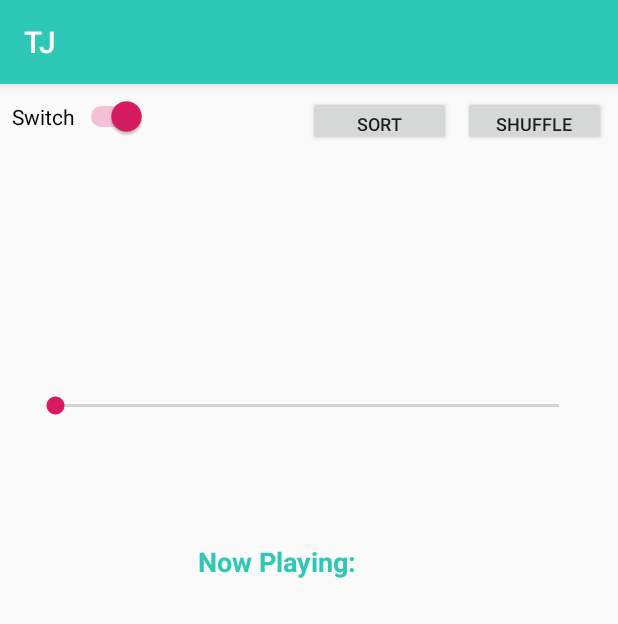
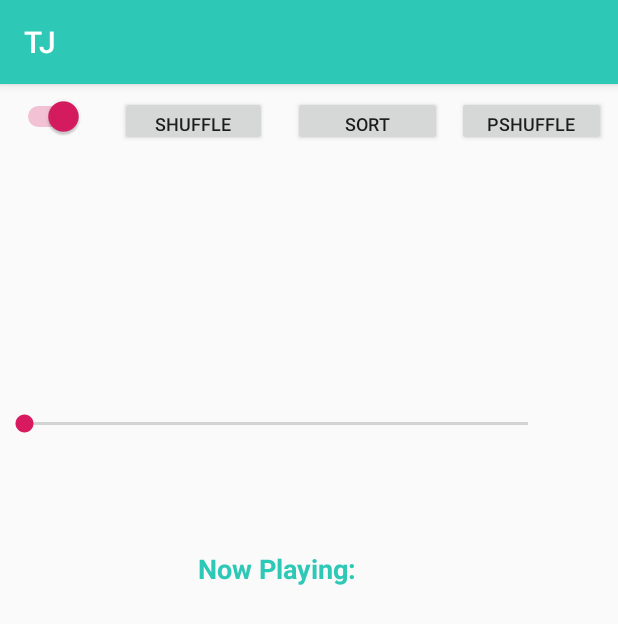
Before and after one commit to woosuk0410/tj, an Android app: the screen it shows after launch (MainActivity), on a phone screen of 412 x 824 dp. Shown: the top 624 px of the screen. Run offline under Robolectric (Android 15) with nearby library versions, the phone set to English and light mode, and no system bars.

Commit message:
UI adjustment
another button for shuffling all
larger now playing area

```diff
--- a/app/src/main/java/com/example/android/tj/Constants.java
+++ b/app/src/main/java/com/example/android/tj/Constants.java
@@ -11,13 +11,15 @@ class Constants {
     static final int SERVICE_CMD_SYNC = 0;
     static final int SERVICE_CMD_PLAY = 1;
     static final int SERVICE_CMD_PAUSE = 2;
-    static final int SERVICE_CMD_SHUFFLE = 3;
+    static final int SERVICE_CMD_PRIORITY_SHUFFLE = 3;
     static final int SERVICE_CMD_SEEK = 4;
     static final int SERVICE_CMD_START = 5; //different from PLAY
     static final int SERVICE_CMD_PLAY_FROM = 6;
     static final int SERVICE_CMD_NEXT = 7;
     static final int SERVICE_CMD_PREVIOUS = 8;
     static final int SERVICE_CMD_SORT = 9;
+    static final int SERVICE_CMD_SHUFFLE = 10;
+
 
     static final String SERVICE_RESULT = "service_result";
     static final String SERVICE_RESULT_STATUS = "service_result_status";
--- a/app/src/main/java/com/example/android/tj/MainActivity.java
+++ b/app/src/main/java/com/example/android/tj/MainActivity.java
@@ -146,6 +146,10 @@ public class MainActivity extends AppCompatActivity {
     }
 
 
+    public void onPriorityShuffle(View view) {
+        sendTJServiceCmd(Constants.SERVICE_CMD_PRIORITY_SHUFFLE);
+    }
+
     public void onShuffle(View view) {
         sendTJServiceCmd(Constants.SERVICE_CMD_SHUFFLE);
     }
--- a/app/src/main/java/com/example/android/tj/TJService.java
+++ b/app/src/main/java/com/example/android/tj/TJService.java
@@ -133,8 +133,12 @@ public class TJService extends Service {
                 case Constants.SERVICE_CMD_SEEK:
                     Nodes.player.seekTo(msg.arg1);
                     break;
+                case Constants.SERVICE_CMD_PRIORITY_SHUFFLE:
+                    nodes.priorityShuffle();
+                    nodes.next();
+                    break;
                 case Constants.SERVICE_CMD_SHUFFLE:
-                    nodes.priorityShuffle();
+                    nodes.shuffle();
                     nodes.next();
                     break;
                 case Constants.SERVICE_CMD_START:
--- a/app/src/main/res/layout/activity_main.xml
+++ b/app/src/main/res/layout/activity_main.xml
@@ -8,13 +8,12 @@
 
     <Switch
         android:id="@+id/switch1"
-        android:layout_width="wrap_content"
-        android:layout_height="wrap_content"
+        android:layout_width="48dp"
+        android:layout_height="27dp"
         android:layout_marginStart="8dp"
         android:layout_marginTop="8dp"
         android:layout_marginEnd="8dp"
         android:onClick="onSwitch"
-        android:text="@string/_switch"
         app:layout_constraintEnd_toEndOf="parent"
         app:layout_constraintHorizontal_bias="0.0"
         app:layout_constraintStart_toStartOf="parent"
@@ -23,7 +22,7 @@
     <ListView
         android:id="@+id/list_files"
         android:layout_width="383dp"
-        android:layout_height="385dp"
+        android:layout_height="352dp"
         android:layout_marginStart="8dp"
         android:layout_marginEnd="8dp"
         android:layout_marginBottom="8dp"
@@ -37,18 +36,18 @@
     <SeekBar
         android:id="@+id/seekBar"
         android:layout_width="368dp"
-        android:layout_height="24dp"
+        android:layout_height="29dp"
         app:layout_constraintBottom_toTopOf="@+id/now_playing"
         app:layout_constraintEnd_toEndOf="parent"
-        app:layout_constraintHorizontal_bias="0.477"
+        app:layout_constraintHorizontal_bias="0.0"
         app:layout_constraintStart_toStartOf="parent"
         app:layout_constraintTop_toTopOf="parent"
-        app:layout_constraintVertical_bias="0.719" />
+        app:layout_constraintVertical_bias="0.753" />
 
     <TextView
         android:id="@+id/now_playing"
         android:layout_width="368dp"
-        android:layout_height="31dp"
+        android:layout_height="59dp"
         android:text="@string/now_playing"
         android:textAlignment="center"
         android:textColor="@color/colorPrimary"
@@ -62,14 +61,32 @@
         app:layout_constraintVertical_bias="0.879" />
 
     <Button
-        android:id="@+id/button3"
-        android:layout_width="95dp"
+        android:id="@+id/button2"
+        android:layout_width="98dp"
         android:layout_height="33dp"
         android:layout_marginStart="8dp"
         android:layout_marginTop="8dp"
         android:layout_marginEnd="8dp"
+        android:layout_marginBottom="8dp"
         android:onClick="onShuffle"
         android:text="@string/shuffle"
+        android:textSize="12sp"
+        app:layout_constraintBottom_toTopOf="@+id/seekBar"
+        app:layout_constraintEnd_toStartOf="@+id/button4"
+        app:layout_constraintHorizontal_bias="0.631"
+        app:layout_constraintStart_toEndOf="@+id/switch1"
+        app:layout_constraintTop_toTopOf="parent"
+        app:layout_constraintVertical_bias="0.0" />
+
+    <Button
+        android:id="@+id/button3"
+        android:layout_width="99dp"
+        android:layout_height="33dp"
+        android:layout_marginStart="8dp"
+        android:layout_marginTop="8dp"
+        android:layout_marginEnd="8dp"
+        android:onClick="onPriorityShuffle"
+        android:text="@string/pshuffle"
         android:textSize="12sp"
         app:layout_constraintBottom_toTopOf="@+id/seekBar"
         app:layout_constraintEnd_toEndOf="parent"
@@ -80,7 +97,7 @@
 
     <Button
         android:id="@+id/button4"
-        android:layout_width="95dp"
+        android:layout_width="99dp"
         android:layout_height="33dp"
         android:layout_marginStart="8dp"
         android:layout_marginTop="8dp"
@@ -91,7 +108,7 @@
         android:textSize="12sp"
         app:layout_constraintBottom_toTopOf="@+id/seekBar"
         app:layout_constraintEnd_toStartOf="@+id/button3"
-        app:layout_constraintHorizontal_bias="1.0"
+        app:layout_constraintHorizontal_bias="0.983"
         app:layout_constraintStart_toEndOf="@+id/switch1"
         app:layout_constraintTop_toTopOf="parent"
         app:layout_constraintVertical_bias="0.0" />
--- a/app/src/main/res/values/strings.xml
+++ b/app/src/main/res/values/strings.xml
@@ -97,4 +97,5 @@
     <string name="button">Shuffle</string>
     <string name="shuffle">Shuffle</string>
     <string name="sort">Sort</string>
+    <string name="pshuffle">PShuffle</string>
 </resources>
```
